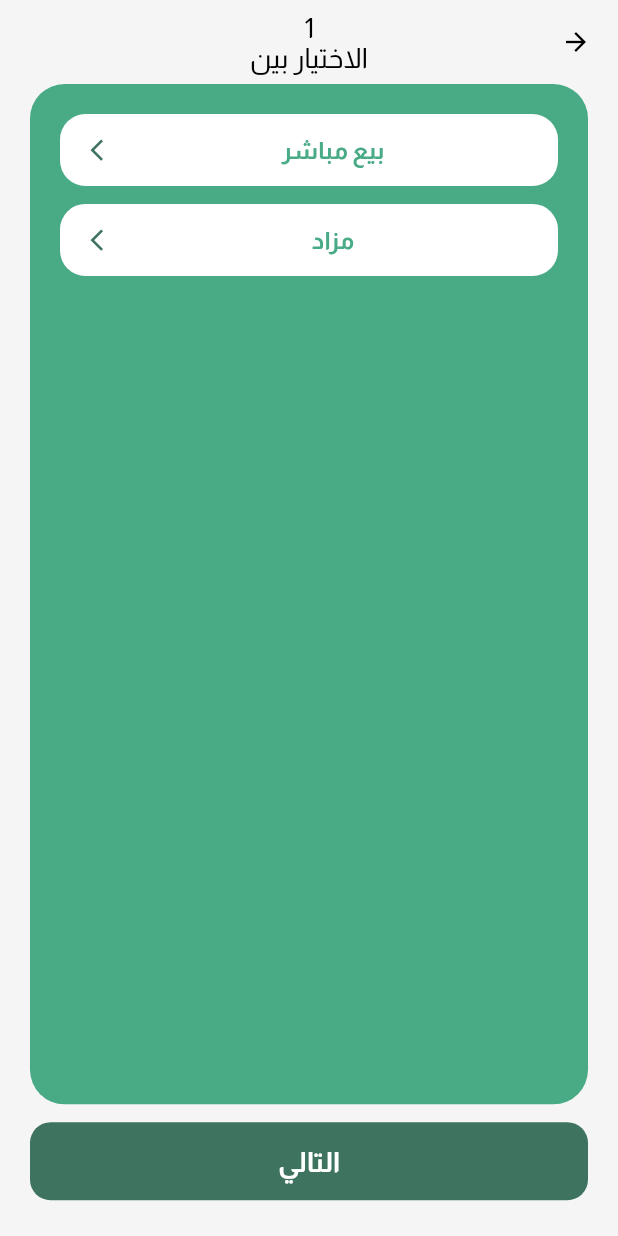
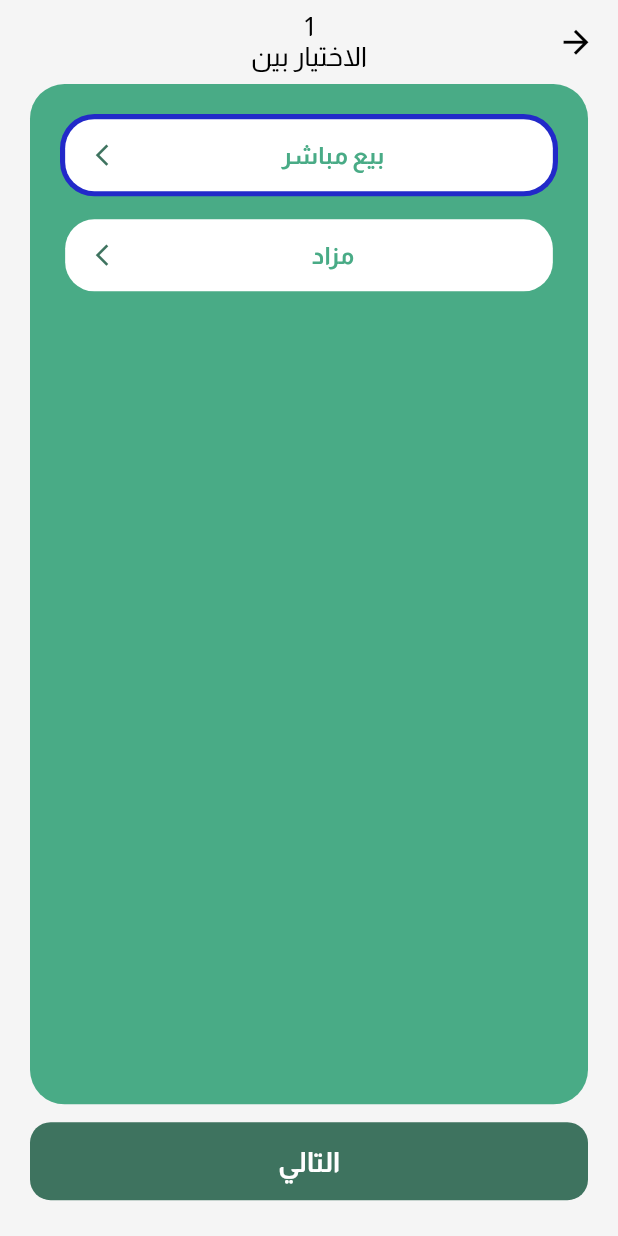
Before and after one commit to ziad500/hasad_app, a Flutter app: the ChooseTypeOfRequest screen opened directly, on a phone screen of 412 x 824 dp. Run offline on Flutter 3.47's test engine with Material 3 defaults, Android fonts, the light colour scheme and no system bars; our stand-ins replace animated_splash_screen, bloc, cached_network_image, carousel_slider, connectivity_plus, dartz and 15 more; accounts and stored records are empty; generated files the repository leaves out were written again; network calls fail; project files that could hold a hidden picture were left out.

Commit message:
add request first 7 screens design

```diff
--- a/lib/common/shared_list_tile.dart
+++ b/lib/common/shared_list_tile.dart
@@ -4,19 +4,37 @@ import 'package:hasad_app/common/default/default_list_tile.dart';
 import 'package:hasad_app/utils/app_colors.dart';
 
 class SharedListTile extends StatelessWidget {
-  const SharedListTile({super.key, required this.title, this.trailing, this.leading, this.onTap});
+  const SharedListTile(
+      {super.key,
+      required this.title,
+      this.trailing,
+      this.leading,
+      this.onTap,
+      this.isSelected = false,
+      this.dense = false,
+      this.large = false});
   final String title;
   final Widget? trailing;
   final Widget? leading;
   final void Function()? onTap;
-
+  final bool isSelected;
+  final bool? dense;
+  final bool large;
   @override
   Widget build(BuildContext context) {
     return Container(
       width: double.maxFinite,
-        decoration: BoxDecoration(color: Colors.white, borderRadius: BorderRadius.circular(17)),
+      decoration: BoxDecoration(
+          color: isSelected ? AppColors.darkBlue : Colors.transparent,
+          borderRadius: BorderRadius.circular(20).w),
+      child: Container(
+          height: large ? 70 : null,
+          margin: const EdgeInsets.all(3).w,
+          width: double.maxFinite,
+          decoration: BoxDecoration(color: Colors.white, borderRadius: BorderRadius.circular(17).w),
+          child: Center(
             child: DefaultListTile(
-          dense: true,
+              dense: dense,
               leading: leading,
               title: title,
               onTap: onTap,
@@ -26,6 +44,8 @@ class SharedListTile extends StatelessWidget {
                     size: 15.sp,
                     color: AppColors.primaryColor,
                   ),
-        ));
+            ),
+          )),
+    );
   }
 }
--- a/lib/common/title_widget.dart
+++ b/lib/common/title_widget.dart
@@ -2,13 +2,14 @@ import 'package:flutter/material.dart';
 import 'package:hasad_app/common/default/default_text.dart';
 
 class TitleWidget extends StatelessWidget {
-  const TitleWidget({super.key, required this.title});
+  const TitleWidget({super.key, required this.title, this.size});
   final String title;
+  final double? size;
   @override
   Widget build(BuildContext context) {
     return DefaultText(
       text: title,
-      textStyle: Theme.of(context).textTheme.bodyMedium,
+      textStyle: Theme.of(context).textTheme.bodyMedium?.copyWith(fontSize: size),
     );
   }
 }
--- a/lib/features/requests/presentation/components/base/add_request_base.dart
+++ b/lib/features/requests/presentation/components/base/add_request_base.dart
@@ -2,23 +2,37 @@ import 'package:flutter/material.dart';
 import 'package:hasad_app/common/default/default_text.dart';
 import 'package:hasad_app/common/default/main_layout.dart';
 import 'package:hasad_app/common/title_widget.dart';
+import 'package:hasad_app/features/requests/presentation/controller/cubit/add_request_cubit.dart';
 
 class AddRequestBaseScaffold extends StatelessWidget {
   const AddRequestBaseScaffold(
-      {super.key, required this.number, required this.title, required this.body});
+      {super.key,
+      required this.number,
+      required this.title,
+      required this.body,
+      this.backFunction});
   final String number;
   final String title;
   final Widget body;
+  final void Function()? backFunction;
 
   @override
   Widget build(BuildContext context) {
     return DefaultScaffold(
+        back: true,
+        backFunction: backFunction ??
+            () => AddRequestCubit.get(context)
+                .pageController
+                .previousPage(duration: const Duration(milliseconds: 500), curve: Curves.ease),
         titleWidget: Column(
           children: [
-            TitleWidget(title: number),
+            TitleWidget(
+              title: number,
+              size: 18,
+            ),
             DefaultText(
               text: title,
-              textStyle: Theme.of(context).textTheme.bodyMedium,
+              textStyle: Theme.of(context).textTheme.bodyMedium?.copyWith(fontSize: 18),
             )
           ],
         ),
--- a/lib/features/requests/presentation/components/choose_type_request.dart
+++ /dev/null
@@ -1,33 +0,0 @@
-import 'package:flutter/material.dart';
-import 'package:flutter_screenutil/flutter_screenutil.dart';
-import 'package:hasad_app/common/shared_list_tile.dart';
-import 'package:hasad_app/features/requests/presentation/components/base/add_request_base.dart';
-import 'package:hasad_app/features/requests/presentation/components/base/add_request_base_container.dart';
-
-class ChooseTypeOfRequest extends StatelessWidget {
-  const ChooseTypeOfRequest({super.key});
-
-  @override
-  Widget build(BuildContext context) {
-    return AddRequestBaseScaffold(
-        number: "1",
-        title: "الاختيار بين",
-        body: AddRequestBaseContainer(
-            buttonFunction: () {},
-            body: Column(
-              children: [
-                SharedListTile(
-                  title: "بيع مباشر",
-                  onTap: () {},
-                ),
-                SizedBox(
-                  height: 10.h,
-                ),
-                SharedListTile(
-                  title: "مزاد",
-                  onTap: () {},
-                )
-              ],
-            )));
-  }
-}
--- /dev/null
+++ b/lib/features/requests/presentation/components/screens/choose_type_request.dart
@@ -0,0 +1,49 @@
+import 'package:flutter/material.dart';
+import 'package:flutter_bloc/flutter_bloc.dart';
+import 'package:flutter_screenutil/flutter_screenutil.dart';
+import 'package:hasad_app/common/shared_list_tile.dart';
+import 'package:hasad_app/features/requests/presentation/components/base/add_request_base.dart';
+import 'package:hasad_app/features/requests/presentation/components/base/add_request_base_container.dart';
+import 'package:hasad_app/features/requests/presentation/controller/cubit/add_request_cubit.dart';
+
+class ChooseTypeOfRequest extends StatelessWidget {
+  const ChooseTypeOfRequest({super.key});
+
+  @override
+  Widget build(BuildContext context) {
+    return AddRequestBaseScaffold(
+        backFunction: () => Navigator.pop(context),
+        number: "1",
+        title: "الاختيار بين",
+        body: BlocBuilder<AddRequestCubit, AddRequestState>(
+          buildWhen: (a, b) => b is SelectTypeState,
+          builder: (context, state) {
+            AddRequestCubit cubit = AddRequestCubit.get(context);
+            return AddRequestBaseContainer(
+                buttonFunction: () {
+                  cubit.pageController
+                      .nextPage(duration: const Duration(milliseconds: 500), curve: Curves.ease);
+                },
+                body: Column(
+                  children: [
+                    SharedListTile(
+                      dense: true,
+                      title: "بيع مباشر",
+                      isSelected: cubit.selectedType == 0,
+                      onTap: () => cubit.selectType(0),
+                    ),
+                    SizedBox(
+                      height: 10.h,
+                    ),
+                    SharedListTile(
+                      dense: true,
+                      title: "مزاد",
+                      isSelected: cubit.selectedType == 1,
+                      onTap: () => cubit.selectType(1),
+                    )
+                  ],
+                ));
+          },
+        ));
+  }
+}
--- a/lib/features/requests/presentation/controller/cubit/add_request_cubit.dart
+++ b/lib/features/requests/presentation/controller/cubit/add_request_cubit.dart
@@ -1,6 +1,12 @@
 import 'package:flutter/material.dart';
 import 'package:flutter_bloc/flutter_bloc.dart';
-import 'package:hasad_app/features/requests/presentation/components/choose_type_request.dart';
+import 'package:hasad_app/features/requests/presentation/components/screens/choose_department_request.dart';
+import 'package:hasad_app/features/requests/presentation/components/screens/choose_type_of_agriculture_screen.dart';
+import 'package:hasad_app/features/requests/presentation/components/screens/choose_type_of_packaging.dart';
+import 'package:hasad_app/features/requests/presentation/components/screens/choose_type_of_product.dart';
+import 'package:hasad_app/features/requests/presentation/components/screens/choose_type_request.dart';
+import 'package:hasad_app/features/requests/presentation/components/screens/price_including_screen.dart';
+import 'package:hasad_app/features/requests/presentation/components/screens/select_harvest_date_screen.dart';
 
 part 'add_request_state.dart';
 
@@ -21,7 +27,78 @@ class AddRequestCubit extends Cubit<AddRequestState> {
     emit(ChangePAgeViewIndexState());
   }
 
-  List<Widget> screens = [const ChooseTypeOfRequest()];
+  List<Widget> screens = [
+    const ChooseTypeOfRequest(),
+    const ChooseDepartmentRequestScreen(),
+    const ChooseTypeOfProductScreen(),
+    const PriceIncludingScreen(),
+    const TypeOfAgricultureScreen(),
+    const TypeOfPackagingScreen(),
+    const SelectHarvestDateScreen()
+  ];
 
   PageController pageController = PageController();
+
+  //////////// 1 //////////////
+  int selectedType = 0;
+  void selectType(int value) {
+    selectedType = value;
+    emit(SelectTypeState());
+  }
+
+  //////////// 2 //////////////
+  int selectedDepartment = 0;
+  void selectDepartment(int value) {
+    selectedDepartment = value;
+    emit(SelectDepartmentState());
+  }
+
+  //////////// 3 //////////////
+  int selectedTypeOfProduct = 0;
+  void selectTypeOfProduct(int value) {
+    selectedTypeOfProduct = value;
+    emit(SelectTypeOfProductState());
+  }
+
+  //////////// 4 //////////////
+  List<String> selectedPriceIncluding = [];
+  void selectPriceIncluding(String value) {
+    if (!selectedPriceIncluding.contains(value)) {
+      selectedPriceIncluding.add(value);
+    } else {
+      selectedPriceIncluding.remove(value);
+    }
+    emit(SelectPriceIncludingState());
+  }
+
+  //////////// 5 //////////////
+  List<String> selectedagriculture = [];
+  void selectagriculture(String value) {
+    if (!selectedagriculture.contains(value)) {
+      selectedagriculture.add(value);
+    } else {
+      selectedagriculture.remove(value);
+    }
+    emit(SelectAgricultureState());
+  }
+
+  //////////// 6 //////////////
+  List<String> selectedPackaging = [];
+  void selectPackaging(String value) {
+    if (!selectedPackaging.contains(value)) {
+      selectedPackaging.add(value);
+    } else {
+      selectedPackaging.remove(value);
+    }
+    emit(SelectPackagingState());
+  }
+
+  //////////// 7 //////////////
+  String? selectedHarvestDate;
+  void selectHarvestDate(String value) {
+    selectedHarvestDate = value;
+    emit(SelectHarvestDateState());
+  }
+
+  //////////// 8 //////////////
 }
--- a/lib/features/requests/presentation/controller/cubit/add_request_state.dart
+++ b/lib/features/requests/presentation/controller/cubit/add_request_state.dart
@@ -7,3 +7,17 @@ sealed class AddRequestState {
 final class AddRequestInitial extends AddRequestState {}
 
 final class ChangePAgeViewIndexState extends AddRequestState {}
+
+final class SelectTypeState extends AddRequestState {}
+
+final class SelectDepartmentState extends AddRequestState {}
+
+final class SelectTypeOfProductState extends AddRequestState {}
+
+final class SelectPriceIncludingState extends AddRequestState {}
+
+final class SelectAgricultureState extends AddRequestState {}
+
+final class SelectPackagingState extends AddRequestState {}
+
+final class SelectHarvestDateState extends AddRequestState {}
--- a/lib/utils/app_colors.dart
+++ b/lib/utils/app_colors.dart
@@ -17,6 +17,8 @@ class AppColors {
   static const Color itemBorderColor = Color(0xff97C1E8);
 
   static const Color black = Colors.black;
+  static const Color grey = Color(0xffD9D9D9);
+
   static const Color white = Colors.white;
 
   static const Color unSelectedColor = Color(0xffB0F5AA);
--- a/lib/utils/routes_manager.dart
+++ b/lib/utils/routes_manager.dart
@@ -1,5 +1,4 @@
 import 'package:hasad_app/features/auth/presentation/screens/sign_up/user/views/user_signup.dart';
-import 'package:hasad_app/features/home/home_screen.dart';
 import 'package:hasad_app/features/layout/layout.dart';
 import 'package:hasad_app/features/requests/presentation/screens/requests_screen.dart';
 import 'package:hasad_app/features/splash_screen/splash_screen.dart';
```
Also changed, not shown: lib/common/category_item.dart (added, +59 -0 lines), lib/common/shared_radio_button.dart (added, +50 -0 lines), lib/features/requests/presentation/components/base/network_image.dart (added, +28 -0 lines), lib/features/requests/presentation/components/screens/choose_department_request.dart (added, +57 -0 lines), lib/features/requests/presentation/components/screens/choose_type_of_agriculture_screen.dart (added, +38 -0 lines), lib/features/requests/presentation/components/screens/choose_type_of_packaging.dart (added, +38 -0 lines), lib/features/requests/presentation/components/screens/choose_type_of_product.dart (added, +39 -0 lines), lib/features/requests/presentation/components/screens/price_including_screen.dart (added, +38 -0 lines), lib/features/requests/presentation/components/screens/select_harvest_date_screen.dart (added, +46 -0 lines), lib/utils/date_helper.dart (+12 -0 lines). Lines whose indentation alone changed are shown as unchanged.
